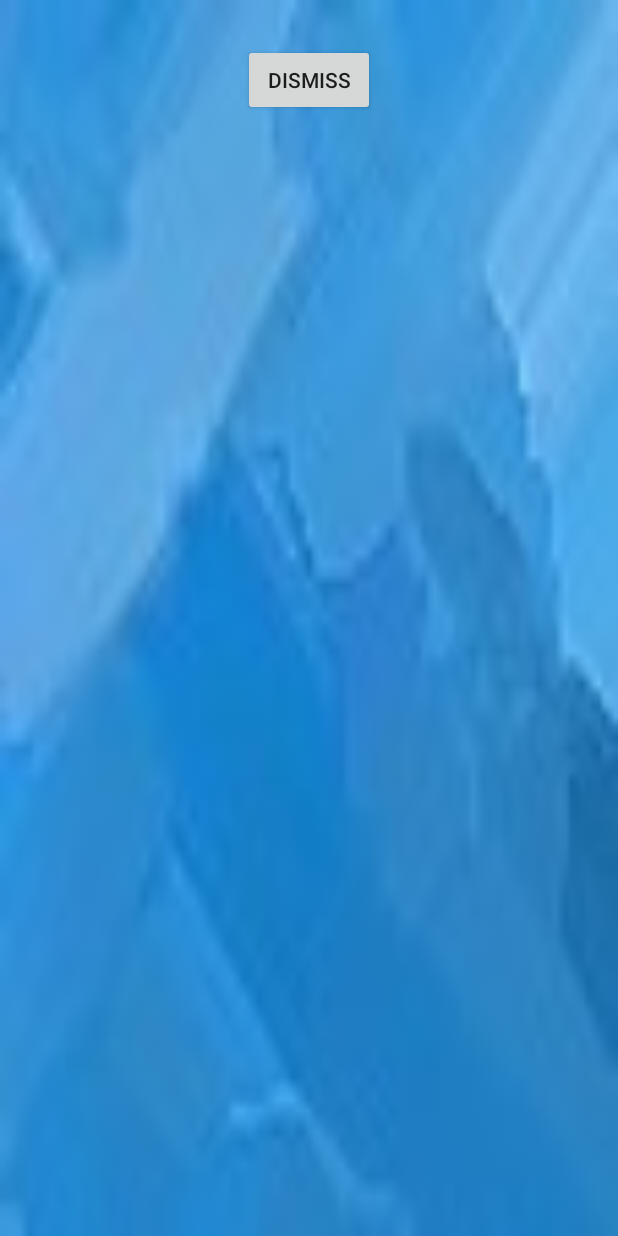
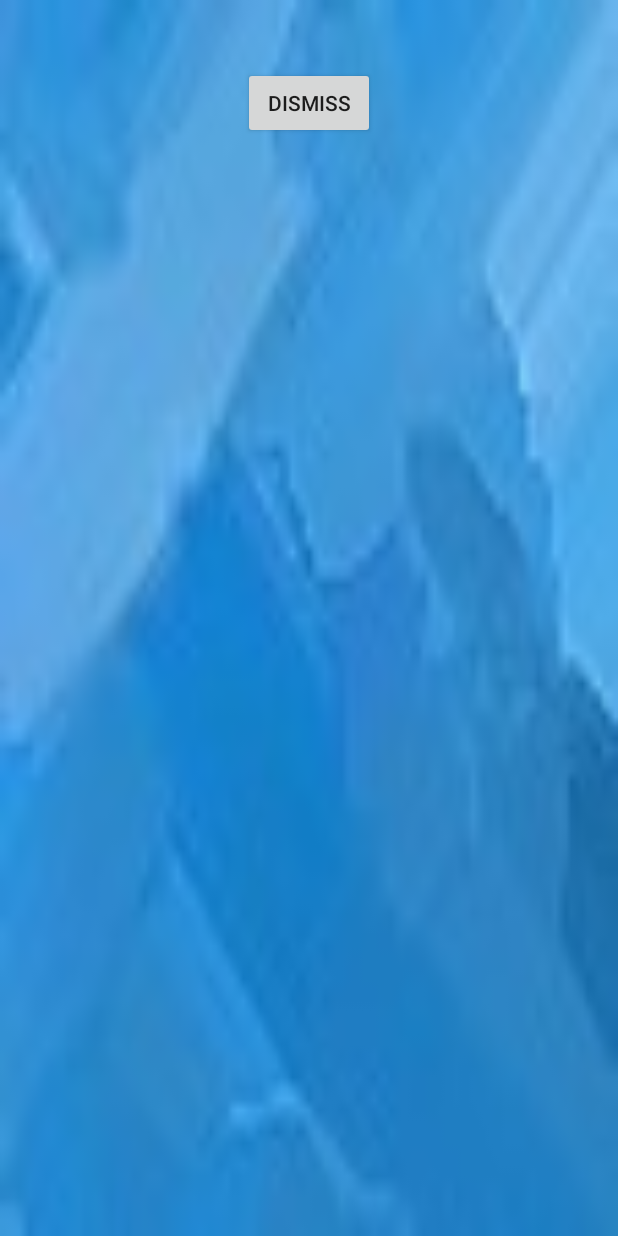
Before and after one commit to kamalverma/cache, an Android app: the layout dialoglayout.xml on its own in the app's theme, with its tools: preview values and no code run, on a phone screen of 412 x 824 dp. Run offline under Robolectric (Android 15) with nearby library versions, the phone set to English and light mode, and no system bars.

```diff
--- a/app/src/main/java/com/cache/HomeActivity.java
+++ b/app/src/main/java/com/cache/HomeActivity.java
@@ -104,7 +104,7 @@ public class HomeActivity extends AppCompatActivity {
 
 
     private void requestNewInterstitial() {
-        AdRequest adRequest = new AdRequest.Builder()
+        AdRequest adRequest = new AdRequest.Builder().addTestDevice("6F7F147B2873902EEAE835330554AFC8")
                 .build();
 
         mInterstitialAd.loadAd(adRequest);
--- a/app/src/main/res/layout/dialoglayout.xml
+++ b/app/src/main/res/layout/dialoglayout.xml
@@ -2,14 +2,15 @@
 <LinearLayout xmlns:android="http://schemas.android.com/apk/res/android"
     android:layout_width="match_parent"
     android:layout_height="match_parent"
-    android:padding="10dp"
+    android:padding="25dp"
     android:background="@drawable/base"
     android:orientation="vertical">
 
     <TextView
         android:id="@+id/tv_message"
         android:layout_width="wrap_content"
-        android:layout_height="wrap_content" />
+        android:layout_height="wrap_content"
+        style="@style/TextAppearance.AppCompat.Body1"/>
 
     <Button
         android:id="@+id/dismiss"
```
Also changed, not shown: app/src/main/java/com/cache/GameActivity.java (+14 -10 lines).
